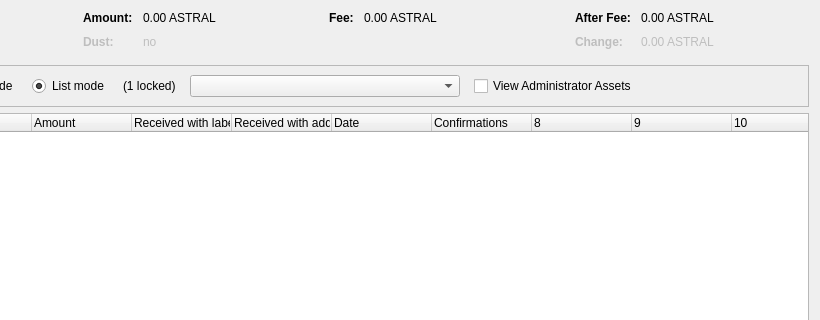
Old version of the form src/qt/forms/assetcontroldialog.ui in the repository opteron-coin/opteron; both pictures show x 180 to 1000 and y 0 to 320 of the 1000 by 500 pixel window.
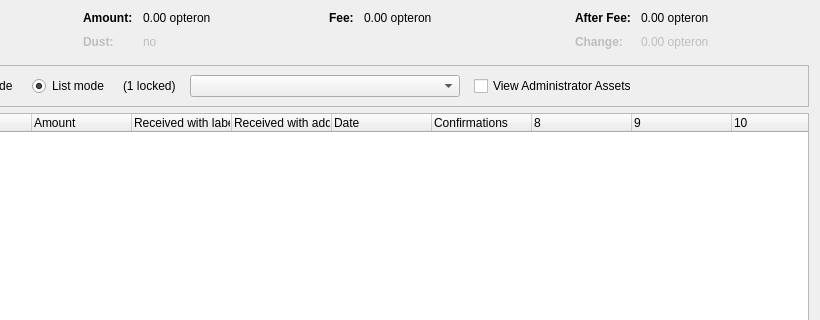
New version of the form. Custom widgets are drawn as their Qt base class.

Patch:
```diff
--- a/src/qt/forms/assetcontroldialog.ui
+++ b/src/qt/forms/assetcontroldialog.ui
@@ -132,7 +132,7 @@
           <enum>Qt::ActionsContextMenu</enum>
          </property>
          <property name="text">
-          <string notr="true">0.00 ASTRAL</string>
+          <string notr="true">0.00 opteron</string>
          </property>
          <property name="textInteractionFlags">
           <set>Qt::LinksAccessibleByMouse|Qt::TextSelectableByKeyboard|Qt::TextSelectableByMouse</set>
@@ -212,7 +212,7 @@
           <enum>Qt::ActionsContextMenu</enum>
          </property>
          <property name="text">
-          <string notr="true">0.00 ASTRAL</string>
+          <string notr="true">0.00 opteron</string>
          </property>
          <property name="textInteractionFlags">
           <set>Qt::LinksAccessibleByMouse|Qt::TextSelectableByKeyboard|Qt::TextSelectableByMouse</set>
@@ -257,7 +257,7 @@
           <enum>Qt::ActionsContextMenu</enum>
          </property>
          <property name="text">
-          <string notr="true">0.00 ASTRAL</string>
+          <string notr="true">0.00 opteron</string>
          </property>
          <property name="textInteractionFlags">
           <set>Qt::LinksAccessibleByMouse|Qt::TextSelectableByKeyboard|Qt::TextSelectableByMouse</set>
@@ -292,7 +292,7 @@
           <enum>Qt::ActionsContextMenu</enum>
          </property>
          <property name="text">
-          <string notr="true">0.00 ASTRAL</string>
+          <string notr="true">0.00 opteron</string>
          </property>
          <property name="textInteractionFlags">
           <set>Qt::LinksAccessibleByMouse|Qt::TextSelectableByKeyboard|Qt::TextSelectableByMouse</set>
```
